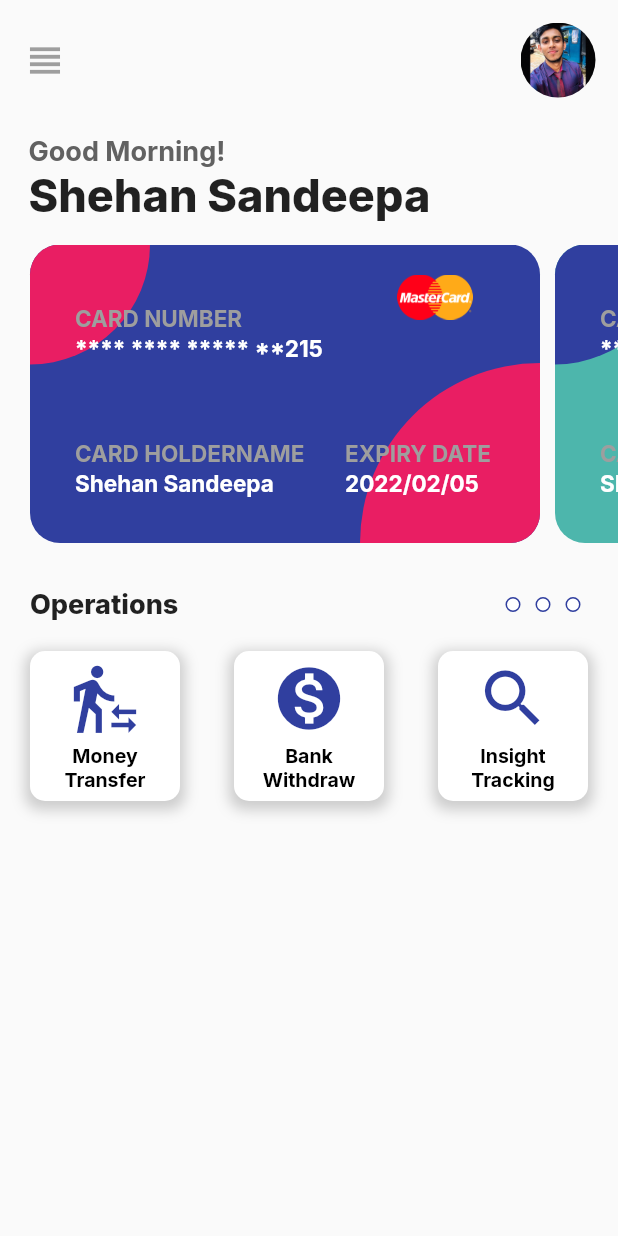
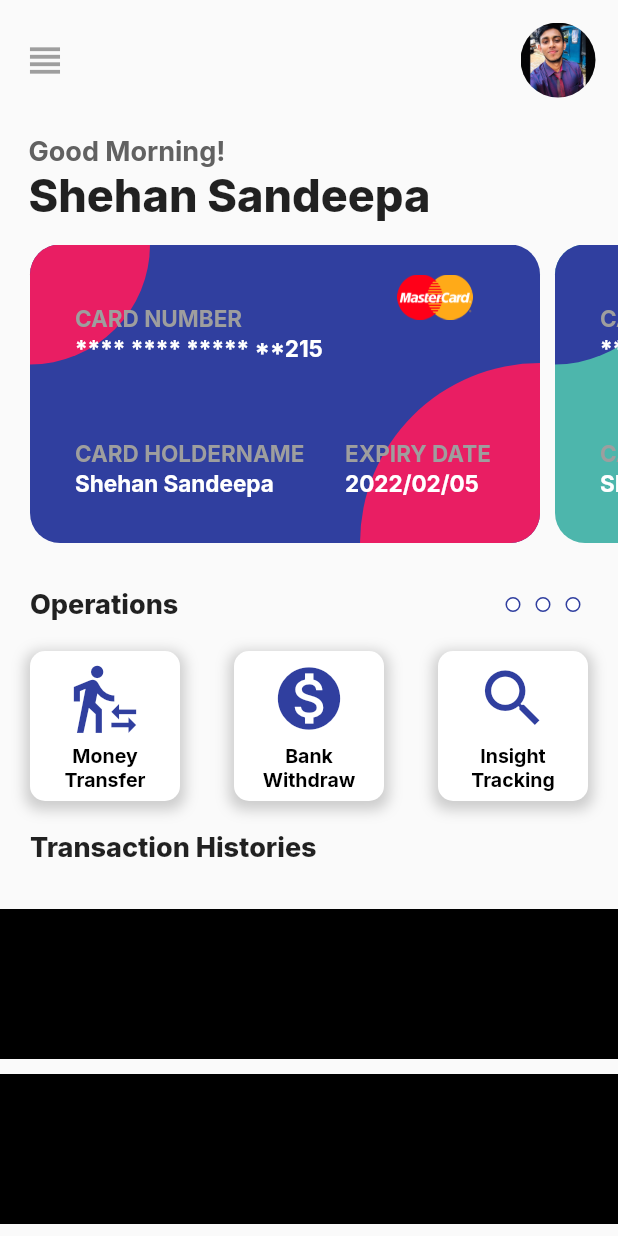
Before and after one commit to Shehan82/flutter-UI-practice-1, a Flutter app: the screen it shows after launch, on a phone screen of 412 x 824 dp. Run offline on Flutter 3.47's test engine with Material 2 defaults, Android fonts, the phone set to English and light mode, and no system bars; our stand-ins replace google_fonts.

Commit message:
Transcation historie

```diff
--- a/lib/screens/home.dart
+++ b/lib/screens/home.dart
@@ -441,7 +441,26 @@ class _HomeScreenState extends State<HomeScreen> {
                   ),
                 ],
               ),
-            )
+            ),
+            Container(
+              margin: EdgeInsets.all(20),
+              child: Text(
+                "Transaction Histories",
+                style: GoogleFonts.inter(
+                    fontSize: 18, fontWeight: FontWeight.w800),
+              ),
+            ),
+            ListView.builder(
+                shrinkWrap: true,
+                itemCount: 5,
+                itemBuilder: (context, index) {
+                  return Container(
+                    margin: EdgeInsets.only(top: 10),
+                    height: 100,
+                    width: 100,
+                    decoration: BoxDecoration(color: Colors.black),
+                  );
+                })
           ],
         ),
       ),
```
